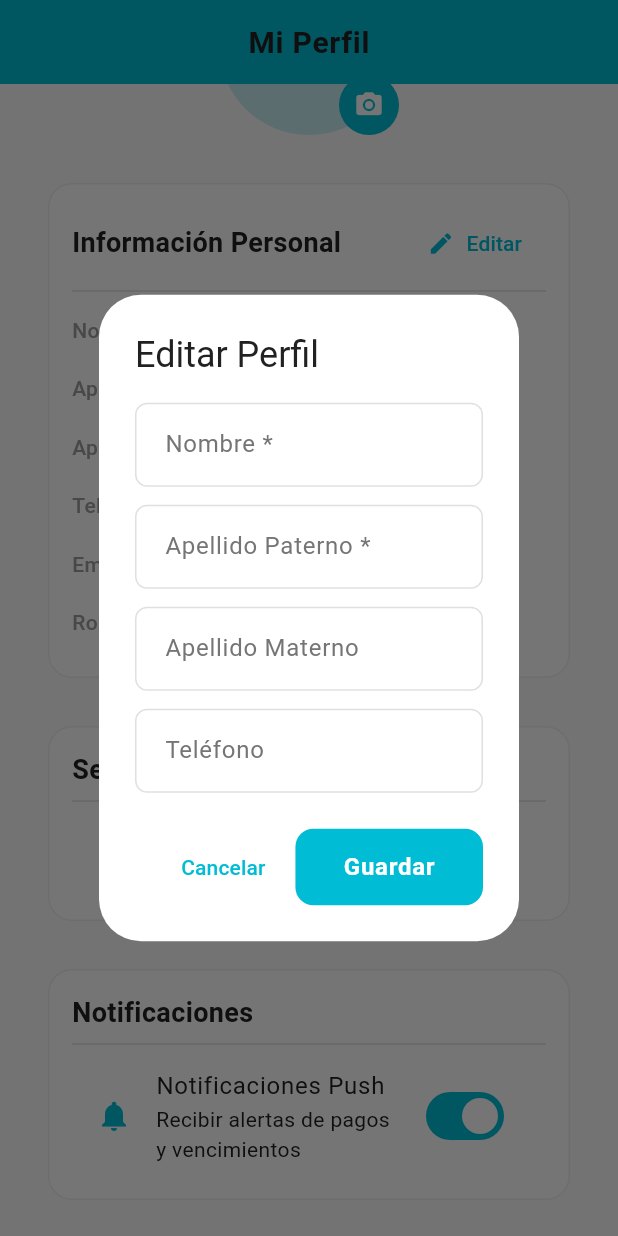
After one commit to HappyCarrot-php/tpay, a Flutter app: the AdminProfileSettingsPage screen opened by its route, scrolled down 102 dp, after a tap on "Editar", on a phone screen of 412 x 824 dp. The commit adds this screen. Run offline on Flutter 3.47's test engine with Material 3 defaults, Android fonts, the phone set to English and light mode, and no system bars; our stand-ins replace audioplayers, connectivity_plus, dartz, dropdown_search, equatable, fl_chart and 5 more; accounts and stored records are empty.

Commit message:
Actualizacion automatica

```diff
--- a/lib/config/routes/app_router.dart
+++ b/lib/config/routes/app_router.dart
@@ -13,6 +13,7 @@ import '../../features/admin/presentation/pages/create_loan_page.dart';
 import '../../features/admin/presentation/pages/investment_calculator_page.dart';
 import '../../features/admin/presentation/pages/calculator_page.dart';
 import '../../features/admin/presentation/pages/admin_movements_page.dart';
+import '../../features/admin/presentation/pages/admin_profile_settings_page.dart';
 
 // Client
 import '../../features/client/presentation/pages/client_home_page.dart';
@@ -90,12 +91,12 @@ class AppRouter {
           ),
           GoRoute(
             path: 'profile',
-            builder: (context, state) => const Placeholder(),
+            builder: (context, state) => const AdminProfileSettingsPage(),
             name: 'admin-profile',
           ),
           GoRoute(
             path: 'settings',
-            builder: (context, state) => const Placeholder(),
+            builder: (context, state) => const AdminProfileSettingsPage(),
             name: 'admin-settings',
           ),
         ],
--- a/lib/features/admin/presentation/pages/admin_dashboard_page.dart
+++ b/lib/features/admin/presentation/pages/admin_dashboard_page.dart
@@ -1,5 +1,4 @@
 import 'package:flutter/material.dart';
-import 'package:fl_chart/fl_chart.dart';
 import '../../data/repositories/movimiento_repository.dart';
 import '../../data/repositories/cliente_repository.dart';
 import '../../data/models/movimiento_model.dart';
--- a/lib/features/admin/presentation/pages/admin_home_page.dart
+++ b/lib/features/admin/presentation/pages/admin_home_page.dart
@@ -11,6 +11,7 @@ import '../../data/repositories/movimiento_repository.dart';
 
 class AdminHomePage extends StatefulWidget {
   final int initialIndex;
+
   const AdminHomePage({super.key, this.initialIndex = 0});
 
   @override
--- /dev/null
+++ b/lib/features/admin/presentation/pages/admin_profile_settings_page.dart
@@ -0,0 +1,510 @@
+import 'package:flutter/material.dart';
+import '../../data/repositories/perfil_repository.dart';
+import '../../../../core/services/supabase_service.dart';
+import 'package:supabase_flutter/supabase_flutter.dart';
+
+class AdminProfileSettingsPage extends StatefulWidget {
+  const AdminProfileSettingsPage({super.key});
+
+  @override
+  State<AdminProfileSettingsPage> createState() => _AdminProfileSettingsPageState();
+}
+
+class _AdminProfileSettingsPageState extends State<AdminProfileSettingsPage> {
+  final _perfilRepo = PerfilRepository();
+  final _supabase = SupabaseService().client;
+
+  bool _isLoading = true;
+  bool _notificacionesActivas = true;
+  String? _nombre;
+  String? _apellidoPaterno;
+  String? _apellidoMaterno;
+  String? _telefono;
+  String? _email;
+  String? _rol;
+
+  @override
+  void initState() {
+    super.initState();
+    _cargarDatos();
+  }
+
+  Future<void> _cargarDatos() async {
+    try {
+      final perfil = await _perfilRepo.obtenerPerfilActual();
+      final email = _perfilRepo.obtenerEmailActual();
+
+      setState(() {
+        _nombre = perfil?.nombre;
+        _apellidoPaterno = perfil?.apellidoPaterno;
+        _apellidoMaterno = perfil?.apellidoMaterno;
+        _telefono = perfil?.telefono;
+        _email = email;
+        _rol = perfil?.rol;
+        _isLoading = false;
+      });
+    } catch (e) {
+      setState(() => _isLoading = false);
+      if (mounted) {
+        ScaffoldMessenger.of(context).showSnackBar(
+          SnackBar(content: Text('Error al cargar datos: $e'), backgroundColor: Colors.red),
+        );
+      }
+    }
+  }
+
+  @override
+  Widget build(BuildContext context) {
+    return Scaffold(
+      appBar: AppBar(
+        title: const Text('Mi Perfil'),
+        backgroundColor: const Color(0xFF00BCD4),
+      ),
+      body: _isLoading
+          ? const Center(child: CircularProgressIndicator())
+          : SingleChildScrollView(
+              padding: const EdgeInsets.all(16),
+              child: Column(
+                children: [
+                  // Avatar
+                  Center(
+                    child: Stack(
+                      children: [
+                        CircleAvatar(
+                          radius: 60,
+                          backgroundColor: const Color(0xFF00BCD4).withOpacity(0.2),
+                          child: const Icon(
+                            Icons.person,
+                            size: 60,
+                            color: Color(0xFF00BCD4),
+                          ),
+                        ),
+                        Positioned(
+                          bottom: 0,
+                          right: 0,
+                          child: CircleAvatar(
+                            radius: 20,
+                            backgroundColor: const Color(0xFF00BCD4),
+                            child: IconButton(
+                              icon: const Icon(Icons.camera_alt, size: 20, color: Colors.white),
+                              onPressed: () {
+                                ScaffoldMessenger.of(context).showSnackBar(
+                                  const SnackBar(content: Text('Función de cambiar foto próximamente')),
+                                );
+                              },
+                            ),
+                          ),
+                        ),
+                      ],
+                    ),
+                  ),
+                  const SizedBox(height: 24),
+
+                  // Información Personal
+                  Card(
+                    child: Padding(
+                      padding: const EdgeInsets.all(16),
+                      child: Column(
+                        crossAxisAlignment: CrossAxisAlignment.start,
+                        children: [
+                          Row(
+                            mainAxisAlignment: MainAxisAlignment.spaceBetween,
+                            children: [
+                              const Text(
+                                'Información Personal',
+                                style: TextStyle(fontSize: 18, fontWeight: FontWeight.bold),
+                              ),
+                              TextButton.icon(
+                                onPressed: _editarPerfil,
+                                icon: const Icon(Icons.edit),
+                                label: const Text('Editar'),
+                              ),
+                            ],
+                          ),
+                          const Divider(),
+                          _buildInfoRow('Nombre', _nombre ?? 'No disponible'),
+                          _buildInfoRow('Apellido Paterno', _apellidoPaterno ?? 'No disponible'),
+                          if (_apellidoMaterno != null)
+                            _buildInfoRow('Apellido Materno', _apellidoMaterno!),
+                          _buildInfoRow('Teléfono', _telefono ?? 'No disponible'),
+                          _buildInfoRow('Email', _email ?? 'No disponible'),
+                          _buildInfoRow('Rol', _getRolTexto(_rol ?? 'cliente')),
+                        ],
+                      ),
+                    ),
+                  ),
+                  const SizedBox(height: 16),
+
+                  // Seguridad
+                  Card(
+                    child: Padding(
+                      padding: const EdgeInsets.all(16),
+                      child: Column(
+                        crossAxisAlignment: CrossAxisAlignment.start,
+                        children: [
+                          const Text(
+                            'Seguridad',
+                            style: TextStyle(fontSize: 18, fontWeight: FontWeight.bold),
+                          ),
+                          const Divider(),
+                          ListTile(
+                            leading: const Icon(Icons.lock, color: Color(0xFF00BCD4)),
+                            title: const Text('Cambiar Contraseña'),
+                            trailing: const Icon(Icons.chevron_right),
+                            onTap: _cambiarContrasena,
+                          ),
+                        ],
+                      ),
+                    ),
+                  ),
+                  const SizedBox(height: 16),
+
+                  // Notificaciones
+                  Card(
+                    child: Padding(
+                      padding: const EdgeInsets.all(16),
+                      child: Column(
+                        crossAxisAlignment: CrossAxisAlignment.start,
+                        children: [
+                          const Text(
+                            'Notificaciones',
+                            style: TextStyle(fontSize: 18, fontWeight: FontWeight.bold),
+                          ),
+                          const Divider(),
+                          SwitchListTile(
+                            value: _notificacionesActivas,
+                            onChanged: (value) {
+                              setState(() => _notificacionesActivas = value);
+                              ScaffoldMessenger.of(context).showSnackBar(
+                                SnackBar(
+                                  content: Text(
+                                    value
+                                        ? 'Notificaciones activadas'
+                                        : 'Notificaciones desactivadas',
+                                  ),
+                                ),
+                              );
+                            },
+                            title: const Text('Notificaciones Push'),
+                            subtitle: const Text('Recibir alertas de pagos y vencimientos'),
+                            secondary: const Icon(Icons.notifications, color: Color(0xFF00BCD4)),
+                          ),
+                        ],
+                      ),
+                    ),
+                  ),
+                ],
+              ),
+            ),
+    );
+  }
+
+  Widget _buildInfoRow(String label, String value) {
+    return Padding(
+      padding: const EdgeInsets.symmetric(vertical: 8),
+      child: Row(
+        crossAxisAlignment: CrossAxisAlignment.start,
+        children: [
+          SizedBox(
+            width: 140,
+            child: Text(
+              label,
+              style: const TextStyle(
+                fontWeight: FontWeight.w500,
+                color: Colors.grey,
+              ),
+            ),
+          ),
+          Expanded(
+            child: Text(
+              value,
+              style: const TextStyle(fontSize: 16),
+            ),
+          ),
+        ],
+      ),
+    );
+  }
+
+  String _getRolTexto(String rol) {
+    switch (rol) {
+      case 'administrador':
+        return 'Administrador';
+      case 'moderador':
+        return 'Moderador';
+      default:
+        return 'Cliente';
+    }
+  }
+
+  void _editarPerfil() {
+    final nombreController = TextEditingController(text: _nombre);
+    final apellidoPaternoController = TextEditingController(text: _apellidoPaterno);
+    final apellidoMaternoController = TextEditingController(text: _apellidoMaterno);
+    final telefonoController = TextEditingController(text: _telefono);
+    final formKey = GlobalKey<FormState>();
+
+    showDialog(
+      context: context,
+      builder: (context) => AlertDialog(
+        title: const Text('Editar Perfil'),
+        content: SingleChildScrollView(
+          child: Form(
+            key: formKey,
+            child: Column(
+              mainAxisSize: MainAxisSize.min,
+              children: [
+                TextFormField(
+                  controller: nombreController,
+                  decoration: const InputDecoration(
+                    labelText: 'Nombre *',
+                    border: OutlineInputBorder(),
+                  ),
+                  validator: (value) {
+                    if (value == null || value.trim().isEmpty) {
+                      return 'El nombre es obligatorio';
+                    }
+                    return null;
+                  },
+                ),
+                const SizedBox(height: 12),
+                TextFormField(
+                  controller: apellidoPaternoController,
+                  decoration: const InputDecoration(
+                    labelText: 'Apellido Paterno *',
+                    border: OutlineInputBorder(),
+                  ),
+                  validator: (value) {
+                    if (value == null || value.trim().isEmpty) {
+                      return 'El apellido paterno es obligatorio';
+                    }
+                    return null;
+                  },
+                ),
+                const SizedBox(height: 12),
+                TextFormField(
+                  controller: apellidoMaternoController,
+                  decoration: const InputDecoration(
+                    labelText: 'Apellido Materno',
+                    border: OutlineInputBorder(),
+                  ),
+                ),
+                const SizedBox(height: 12),
+                TextFormField(
+                  controller: telefonoController,
+                  decoration: const InputDecoration(
+                    labelText: 'Teléfono',
+                    border: OutlineInputBorder(),
+                  ),
+                  keyboardType: TextInputType.phone,
+                ),
+              ],
+            ),
+          ),
+        ),
+        actions: [
+          TextButton(
+            onPressed: () => Navigator.pop(context),
+            child: const Text('Cancelar'),
+          ),
+          ElevatedButton(
+            onPressed: () async {
+              if (formKey.currentState!.validate()) {
+                Navigator.pop(context);
+
+                showDialog(
+                  context: context,
+                  barrierDismissible: false,
+                  builder: (context) => const Center(child: CircularProgressIndicator()),
+                );
+
+                try {
+                  final userId = _supabase.auth.currentUser?.id;
+                  if (userId == null) throw Exception('Usuario no autenticado');
+
+                  await _supabase.from('perfiles').update({
+                    'nombre': nombreController.text.trim(),
+                    'apellido_paterno': apellidoPaternoController.text.trim(),
+                    'apellido_materno': apellidoMaternoController.text.trim().isEmpty
+                        ? null
+                        : apellidoMaternoController.text.trim(),
+                    'telefono': telefonoController.text.trim().isEmpty
+                        ? null
+                        : telefonoController.text.trim(),
+                  }).eq('id', userId);
+
+                  if (mounted) {
+                    Navigator.pop(context);
+                    ScaffoldMessenger.of(context).showSnackBar(
+                      const SnackBar(
+                        content: Text('Perfil actualizado correctamente'),
+                        backgroundColor: Colors.green,
+                      ),
+                    );
+                    _cargarDatos();
+                  }
+                } catch (e) {
+                  if (mounted) {
+                    Navigator.pop(context);
+                    ScaffoldMessenger.of(context).showSnackBar(
+                      SnackBar(
+                        content: Text('Error: $e'),
+                        backgroundColor: Colors.red,
+                      ),
+                    );
+                  }
+                }
+              }
+            },
+            child: const Text('Guardar'),
+          ),
+        ],
+      ),
+    );
+  }
+
+  void _cambiarContrasena() {
+    final currentPasswordController = TextEditingController();
+    final newPasswordController = TextEditingController();
+    final confirmPasswordController = TextEditingController();
+    final formKey = GlobalKey<FormState>();
+    bool obscureCurrent = true;
+    bool obscureNew = true;
+    bool obscureConfirm = true;
+
+    showDialog(
+      context: context,
+      builder: (context) => StatefulBuilder(
+        builder: (context, setStateDialog) => AlertDialog(
+          title: const Text('Cambiar Contraseña'),
+          content: SingleChildScrollView(
+            child: Form(
+              key: formKey,
+              child: Column(
+                mainAxisSize: MainAxisSize.min,
+                children: [
+                  TextFormField(
+                    controller: currentPasswordController,
+                    obscureText: obscureCurrent,
+                    decoration: InputDecoration(
+                      labelText: 'Contraseña Actual *',
+                      border: const OutlineInputBorder(),
+                      suffixIcon: IconButton(
+                        icon: Icon(obscureCurrent ? Icons.visibility : Icons.visibility_off),
+                        onPressed: () => setStateDialog(() => obscureCurrent = !obscureCurrent),
+                      ),
+                    ),
+                    validator: (value) {
+                      if (value == null || value.isEmpty) {
+                        return 'Ingresa tu contraseña actual';
+                      }
+                      return null;
+                    },
+                  ),
+                  const SizedBox(height: 12),
+                  TextFormField(
+                    controller: newPasswordController,
+                    obscureText: obscureNew,
+                    decoration: InputDecoration(
+                      labelText: 'Nueva Contraseña *',
+                      border: const OutlineInputBorder(),
+                      suffixIcon: IconButton(
+                        icon: Icon(obscureNew ? Icons.visibility : Icons.visibility_off),
+                        onPressed: () => setStateDialog(() => obscureNew = !obscureNew),
+                      ),
+                    ),
+                    validator: (value) {
+                      if (value == null || value.length < 6) {
+                        return 'Mínimo 6 caracteres';
+                      }
+                      return null;
+                    },
+                  ),
+                  const SizedBox(height: 12),
+                  TextFormField(
+                    controller: confirmPasswordController,
+                    obscureText: obscureConfirm,
+                    decoration: InputDecoration(
+                      labelText: 'Confirmar Contraseña *',
+                      border: const OutlineInputBorder(),
+                      suffixIcon: IconButton(
+                        icon: Icon(obscureConfirm ? Icons.visibility : Icons.visibility_off),
+                        onPressed: () => setStateDialog(() => obscureConfirm = !obscureConfirm),
+                      ),
+                    ),
+                    validator: (value) {
+                      if (value != newPasswordController.text) {
+                        return 'Las contraseñas no coinciden';
+                      }
+                      return null;
+                    },
+                  ),
+                ],
+              ),
+            ),
+          ),
+          actions: [
+            TextButton(
+              onPressed: () => Navigator.pop(context),
+              child: const Text('Cancelar'),
+            ),
+            ElevatedButton(
+              onPressed: () async {
+                if (formKey.currentState!.validate()) {
+                  Navigator.pop(context);
+
+                  showDialog(
+                    context: context,
+                    barrierDismissible: false,
+                    builder: (context) => const Center(child: CircularProgressIndicator()),
+                  );
+
+                  try {
+                    // Verificar contraseña actual
+                    final email = _supabase.auth.currentUser?.email;
+                    if (email == null) throw Exception('No se pudo obtener el email');
+
+                    await _supabase.auth.signInWithPassword(
+                      email: email,
+                      password: currentPasswordController.text,
+                    );
+
+                    // Cambiar contraseña
+                    await _supabase.auth.updateUser(
+                      UserAttributes(password: newPasswordController.text),
+                    );
+
+                    if (mounted) {
+                      Navigator.pop(context);
+                      ScaffoldMessenger.of(context).showSnackBar(
+                        const SnackBar(
+                          content: Text('Contraseña actualizada correctamente'),
+                          backgroundColor: Colors.green,
+                        ),
+                      );
+                    }
+                  } catch (e) {
+                    if (mounted) {
+                      Navigator.pop(context);
+                      ScaffoldMessenger.of(context).showSnackBar(
+                        SnackBar(
+                          content: Text(
+                            e.toString().contains('Invalid')
+                                ? 'Contraseña actual incorrecta'
+                                : 'Error: $e',
+                          ),
+                          backgroundColor: Colors.red,
+                        ),
+                      );
+                    }
+                  }
+                }
+              },
+              child: const Text('Cambiar'),
+            ),
+          ],
+        ),
+      ),
+    );
+  }
+}
```
Also changed, not shown: lib/features/admin/presentation/pages/calculator_page.dart (+123 -0 lines), lib/features/admin/presentation/widgets/admin_drawer.dart (+13 -4 lines).
